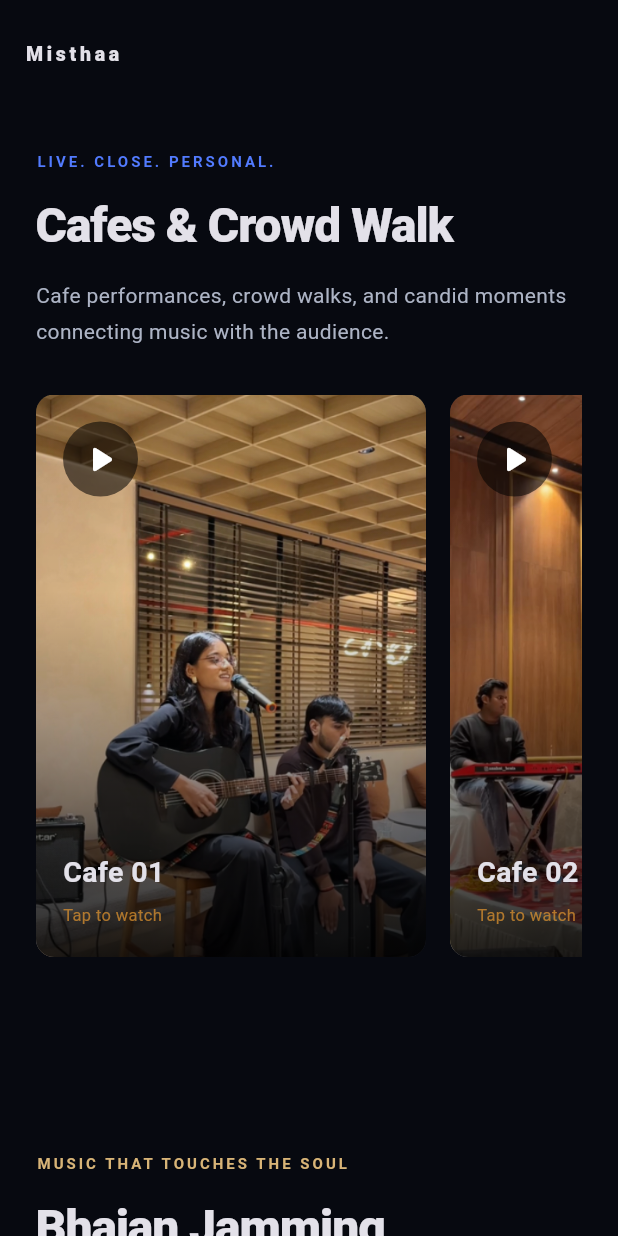
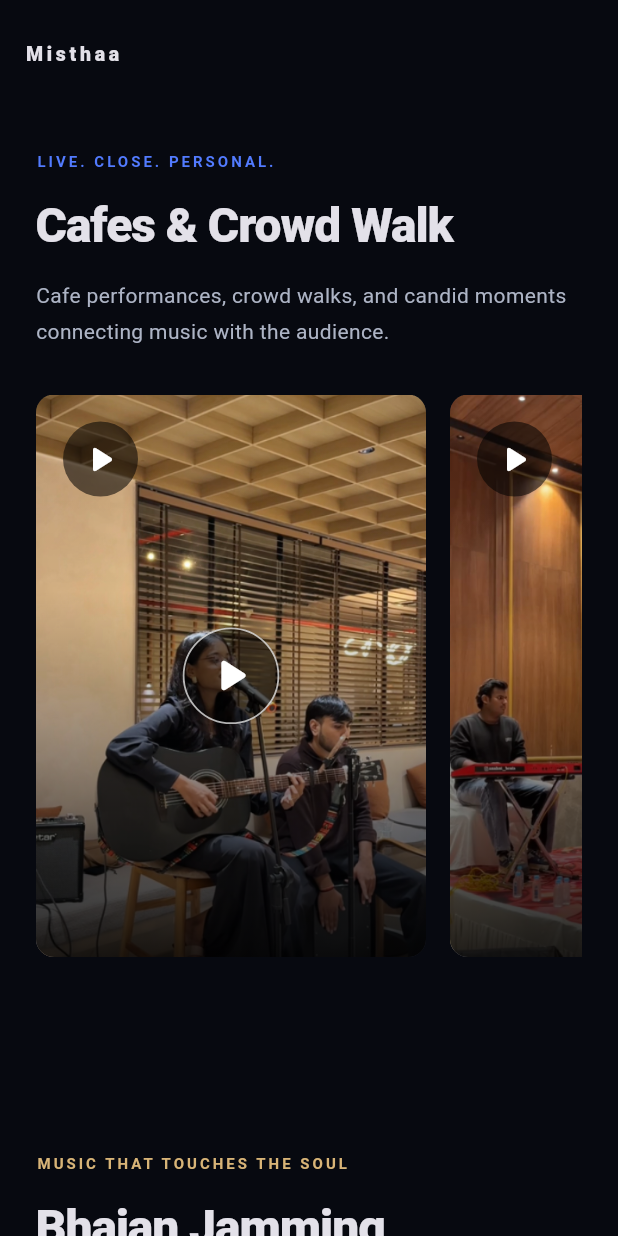
Before and after one commit to Misthaa0813/misthaa-portfolio, a Flutter app: the screen it shows after launch, scrolled down 576 dp, on a phone screen of 412 x 824 dp. Run offline on Flutter 3.47's test engine with Material 3 defaults, Android fonts, the phone set to English and light mode, and no system bars; our stand-ins replace font_awesome_flutter, video_player; Roboto replaces fonts that are missing (Arial).

Commit message:
Restore video playback functionality

```diff
--- a/lib/main.dart
+++ b/lib/main.dart
@@ -360,14 +360,15 @@ final List<String> galleryImages = const [
                         ),
                       ),
                       const SizedBox(height: 8),
+
                     if (isReady)
-                        Row(
-                          mainAxisAlignment: MainAxisAlignment.center,
+                      SizedBox(
+                        width: double.infinity,
+                        child: Stack(
+                          alignment: Alignment.center,
                           children: [
                             IconButton(
-                              tooltip: controller.value.isPlaying
-                                  ? 'Pause'
-                                  : 'Play',
+                              tooltip: controller.value.isPlaying ? 'Pause' : 'Play',
                               onPressed: () {
                                 setDialogState(() {
                                   if (controller.value.isPlaying) {
@@ -384,7 +385,9 @@ final List<String> galleryImages = const [
                                     : Icons.play_circle_fill,
                               ),
                             ),
-                            IconButton(
+                            Positioned(
+                              right: 0,
+                              child: IconButton(
                                 tooltip: controller.value.volume > 0
                                     ? 'Sound off'
                                     : 'Sound on',
@@ -402,8 +405,11 @@ final List<String> galleryImages = const [
                                       : Icons.volume_off,
                                 ),
                               ),
+                            ),
                           ],
                         ),
+                      ),
+
                     ],
                   ),
                 ),
@@ -1035,23 +1041,36 @@ class _PerformanceCard extends StatelessWidget {
                 left: 18,
                 child: Container(
                   padding: const EdgeInsets.all(10),
-                  decoration: BoxDecoration(color: Colors.black.withValues(alpha: 0.55), shape: BoxShape.circle),
-                  child: const Icon(Icons.play_arrow_rounded, size: 30, color: Colors.white),
+                  decoration: BoxDecoration(
+                    color: Colors.black.withValues(alpha: 0.55),
+                    shape: BoxShape.circle,
+                  ),
+                  child: const Icon(
+                    Icons.play_arrow_rounded,
+                    size: 30,
+                    color: Colors.white,
                   ),
                 ),
-              Positioned(
-                left: 18,
-                right: 18,
-                bottom: 20,
-                child: Column(
-                  crossAxisAlignment: CrossAxisAlignment.start,
-                  children: [
-                    Text(item.title, style: const TextStyle(fontSize: 19, fontWeight: FontWeight.bold)),
-                    const SizedBox(height: 7),
-                    const Text('Tap to watch', style: TextStyle(color: Color.fromARGB(179, 231, 152, 47), fontSize: 11)),
-                  ],
+              ),
+              Center(
+                child: Container(
+                  padding: const EdgeInsets.all(12),
+                  decoration: BoxDecoration(
+                    color: Colors.black.withValues(alpha: 0.55),
+                    shape: BoxShape.circle,
+                    border: Border.all(
+                      color: Colors.white.withValues(alpha: 0.7),
+                      width: 1.2,
                     ),
                   ),
+                  child: const Icon(
+                    Icons.play_arrow_rounded,
+                    size: 38,
+                    color: Colors.white,
+                  ),
+                ),
+              ),
+
             ],
           ),
         ),
```
Lines whose indentation alone changed are shown as unchanged.
